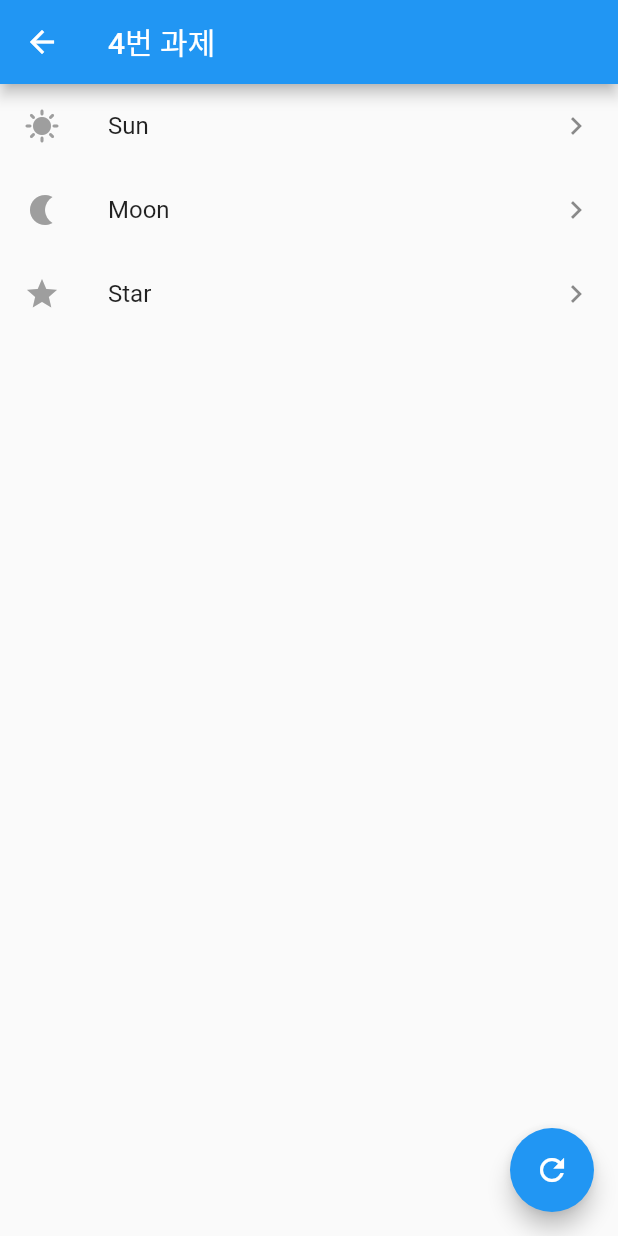
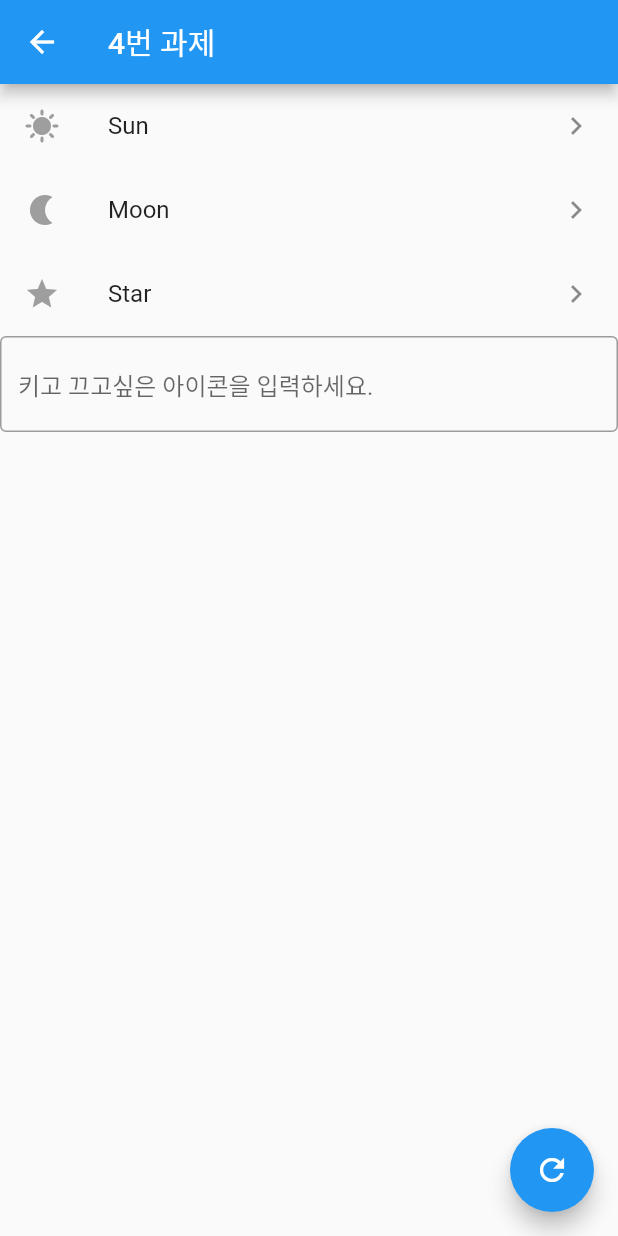
Before and after one commit to 9weeks-flutter-sfac/assignment-eunseo, a Flutter app: the LastAssignment screen opened directly, on a phone screen of 412 x 824 dp. Run offline on Flutter 3.47's test engine with Material 2 defaults, Android fonts, the phone set to English and light mode, and no system bars.

Commit message:
문제 5 구현 완료(영문)

```diff
--- a/day5/assignment1/lib/last_assignment.dart
+++ b/day5/assignment1/lib/last_assignment.dart
@@ -13,18 +13,21 @@ class _LastAssignmentState extends State<LastAssignment> {
     {
       "icon": Icons.sunny,
       "title": "Sun",
+      "name": "태양",
       "activeColor": Colors.red,
       "isActive": false,
     },
     {
       "icon": Icons.nightlight,
       "title": "Moon",
+      "name": "달",
       "activeColor": Colors.yellow,
       "isActive": false,
     },
     {
       "icon": Icons.star,
       "title": "Star",
+      "name": "별",
       "activeColor": Colors.yellow,
       "isActive": false,
     },
@@ -35,6 +38,8 @@ class _LastAssignmentState extends State<LastAssignment> {
     }
   }
 
+  var textController = TextEditingController();
+
   @override
   Widget build(BuildContext context) {
     return Scaffold(
@@ -42,6 +47,8 @@ class _LastAssignmentState extends State<LastAssignment> {
         title: const Text("4번 과제"),
       ),
       body: Column(
+        children: [
+          Column(
             children: menus
                 .map(
                   (menu) => MenuTile(
@@ -52,6 +59,24 @@ class _LastAssignmentState extends State<LastAssignment> {
                   ),
                 )
                 .toList(),
+          ),
+          TextField(
+            keyboardType: TextInputType.text,
+            controller: textController,
+            decoration: const InputDecoration(
+              hintText: "키고 끄고싶은 아이콘을 입력하세요.",
+              border: OutlineInputBorder(),
+            ),
+            onSubmitted: (val) {
+              final targetTile = menus.firstWhere(
+                  (menu) => val.toLowerCase() == menu["title"].toLowerCase());
+
+              setState(() {
+                targetTile["isActive"] = !targetTile["isActive"];
+              });
+            },
+          ),
+        ],
       ),
       floatingActionButton: FloatingActionButton(
         onPressed: () {
```
Lines whose indentation alone changed are shown as unchanged.
